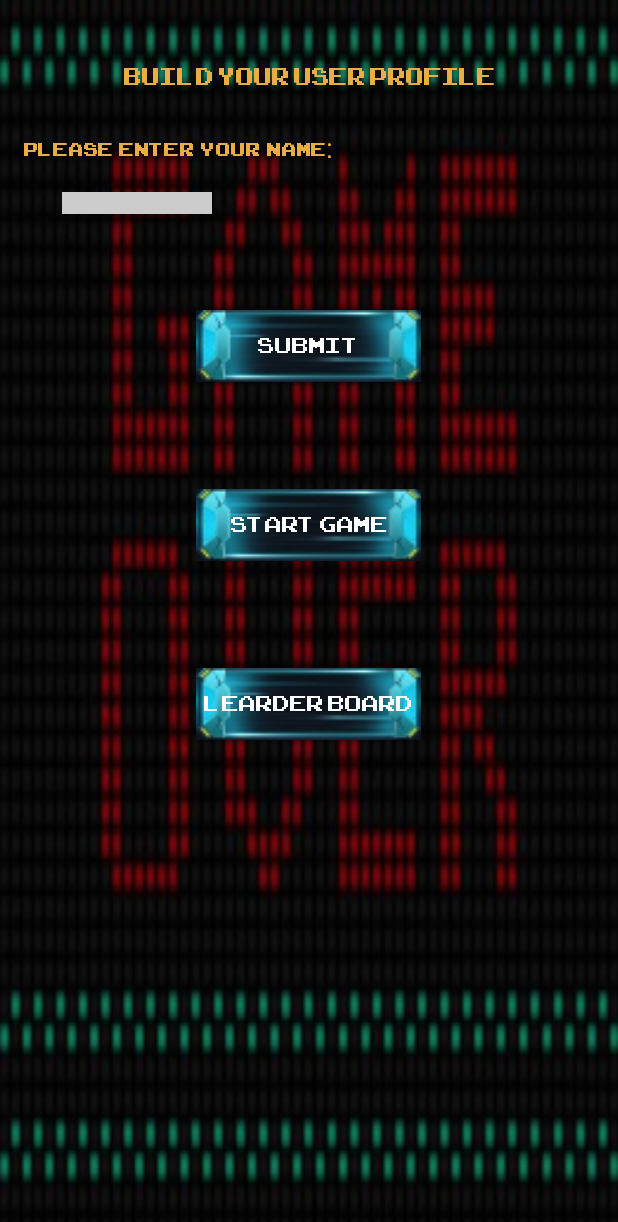
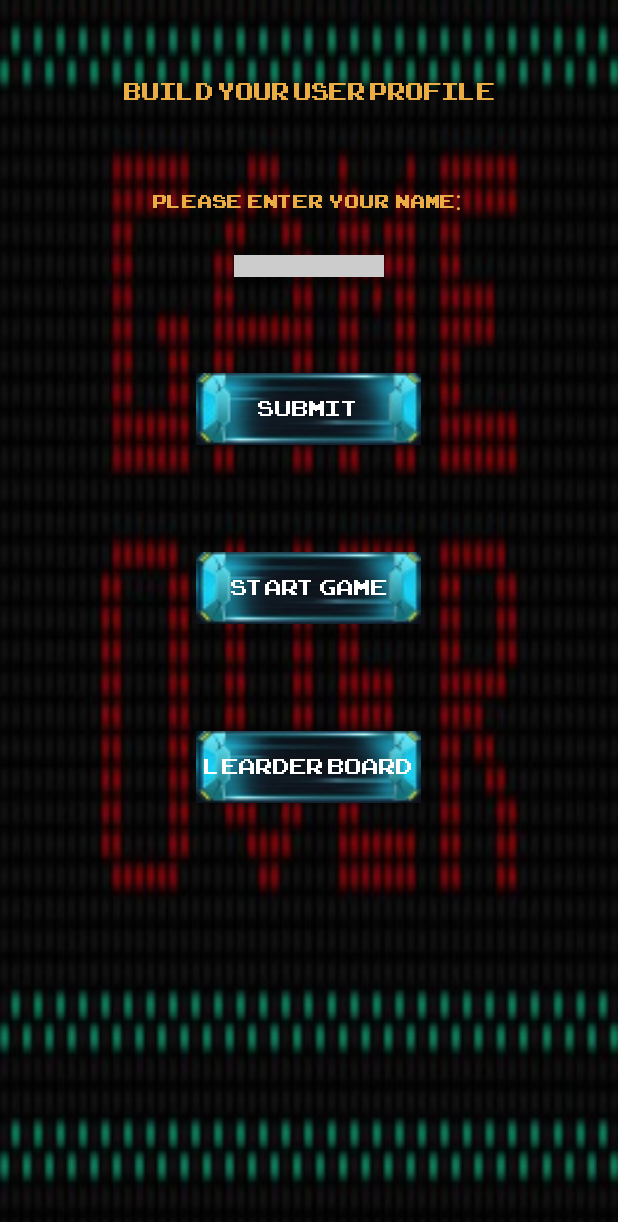
Before and after one commit to ecs160ss12019/StackOverflow, an Android app: the GameoverPop screen opened directly, with no data from a screen before it, on a phone screen of 412 x 824 dp. Shown: the top 1222 px of the screen. Run offline under Robolectric (Android 15) with nearby library versions, the phone set to English and light mode, and no system bars.

Commit message:
Fixed layout of buttons and text on multiple activities.

```diff
--- a/app/src/main/java/com/stackoverflow/malwareinvaders/main_functions/MalwareInvader.java
+++ b/app/src/main/java/com/stackoverflow/malwareinvaders/main_functions/MalwareInvader.java
@@ -28,7 +28,7 @@ public class MalwareInvader extends SurfaceView implements Runnable {
     /**
      * The DEBUGGING flag that tells if we want to debug code
      */
-    private final boolean DEBUGGING = true;
+    private final boolean DEBUGGING = false;
     /**
      * Objects that we needed to do the drawing
      */
--- a/app/src/main/res/layout/activity_user_input.xml
+++ b/app/src/main/res/layout/activity_user_input.xml
@@ -13,7 +13,7 @@
         android:layout_height="wrap_content"
         android:layout_alignParentTop="true"
         android:layout_centerHorizontal="true"
-        android:layout_marginTop="40dp"
+        android:layout_marginTop="50dp"
         android:fontFamily="@font/arcadeclassic"
         android:text="Build your user profile"
         android:textAppearance="?android:attr/textAppearanceLarge"
@@ -24,12 +24,9 @@
         android:fontFamily="@font/arcadeclassic"
         android:layout_width="wrap_content"
         android:layout_height="wrap_content"
-        android:layout_alignParentLeft="true"
-        android:layout_alignParentStart="true"
+        android:layout_centerHorizontal="true"
         android:layout_below="@+id/textView1"
-        android:layout_marginLeft="15dp"
-        android:layout_marginStart="15dp"
-        android:layout_marginTop="25dp"
+        android:layout_marginTop="50dp"
         android:text="Please  enter  your  name: "
         android:textAppearance="?android:attr/textAppearanceMedium"
         android:textColor="@color/colorOrgange" />
@@ -39,12 +36,9 @@
         android:layout_width="100dp"
         android:layout_height="wrap_content"
         android:fontFamily="@font/arcadeclassic"
-        android:layout_alignLeft="@+id/textView2"
-        android:layout_alignStart="@+id/textView2"
+        android:layout_centerHorizontal="true"
         android:layout_below="@+id/textView2"
-        android:layout_marginLeft="26dp"
-        android:layout_marginStart="26dp"
-        android:layout_marginTop="18dp"
+        android:layout_marginTop="25dp"
         android:background="#CCCCCC"
         android:ems="10"
         android:inputType="textPersonName">
```
Also changed, not shown: app/src/main/res/layout/activity_board.xml (+4 -3 lines), app/src/main/res/layout/activity_level.xml (+4 -6 lines), app/src/main/res/layout/pause_menu.xml (+15 -14 lines).
